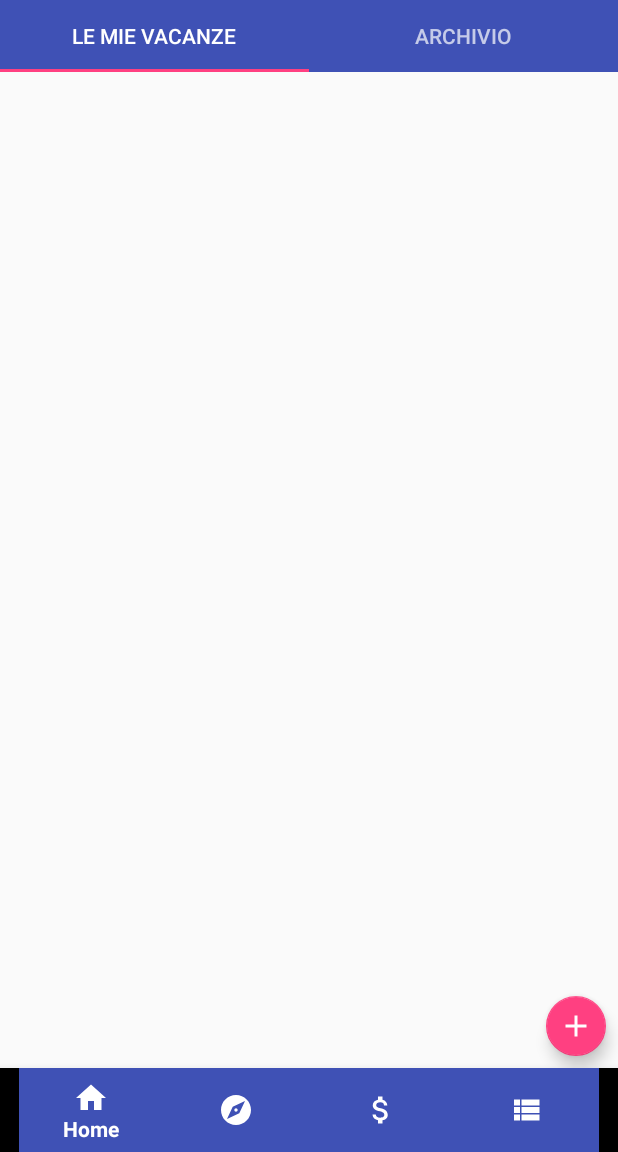
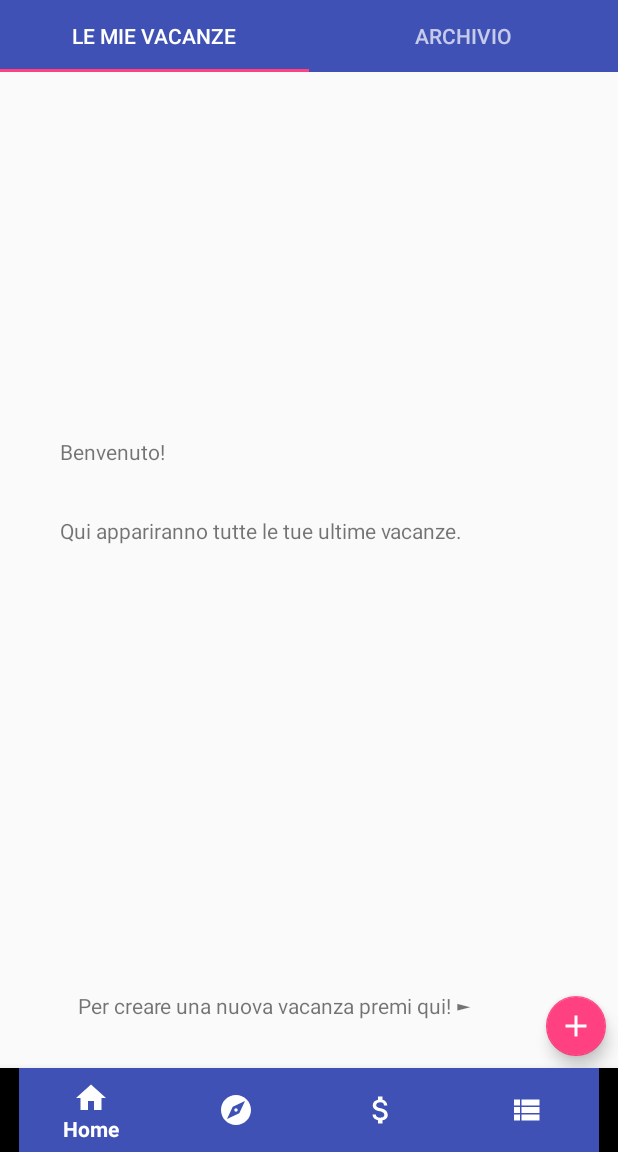
Before and after one commit to RiccardoBiffi/Vacation_Friend, an Android app: the screen it shows after launch (VacationList), on a phone screen of 412 x 824 dp, the part 84-1236 px from its top. Run offline under Robolectric (Android 15) with nearby library versions, the phone set to English and light mode, and no system bars; our stand-ins replace Room's generated code; libraries missing offline, so code that uses them is left out: android.arch.persistence.

Commit message:
Aggiunta view in caso che la collezione di vacanze sia vuota. Sarà da fare bene il layout, perso tempo per freccia. Manca da collegare gli onclick ad eventi veri, aggiungere il footer per evitare che il floating botton occluda, aggiungere i campi obbligatori alla nuova vacanza e fare bene il layout.

```diff
--- a/app/src/main/java/com/rbiffi/vacationfriend/Repository/IVacationDao.java
+++ b/app/src/main/java/com/rbiffi/vacationfriend/Repository/IVacationDao.java
@@ -29,6 +29,9 @@ public interface IVacationDao {
     @Query("SELECT * FROM Vacation WHERE date('now') > :endDate")
     List<VacationLite> getEndedVacations(String endDate);
 
+    @Query("SELECT * FROM Vacation WHERE isAchieved = 1")
+    List<VacationLite> getAchievedVacations();
+
     @Query("SELECT * from Vacation ORDER BY name ASC")
     LiveData<List<VacationLite>> getAllVacations();
 
--- a/app/src/main/java/com/rbiffi/vacationfriend/Repository/Vacation.java
+++ b/app/src/main/java/com/rbiffi/vacationfriend/Repository/Vacation.java
@@ -22,8 +22,11 @@ public class Vacation {
     @NonNull
     public Date endDate;
 
+    public Uri photo;
+    public String note;
+    public Boolean isAchieved;
+
     //@Relation(parentColumn = "id", entityColumn = "vacationId")
     //public List<Participant> participants;
-    public Uri photo;
-    public String note;
+
 }
--- a/app/src/main/java/com/rbiffi/vacationfriend/Repository/VacationDatabase.java
+++ b/app/src/main/java/com/rbiffi/vacationfriend/Repository/VacationDatabase.java
@@ -19,7 +19,7 @@ import java.text.SimpleDateFormat;
 
 @Database(entities = {
         Vacation.class,
-        Participant.class}, version = 2)
+        Participant.class}, version = 3)
 @TypeConverters({Converters.class})
 public abstract class VacationDatabase extends RoomDatabase {
 
@@ -60,7 +60,7 @@ public abstract class VacationDatabase extends RoomDatabase {
         @Override
         protected Void doInBackground(final Void... vacations) {
             vDao.deleteAll();
-
+            /*
             DateFormat format = new SimpleDateFormat("dd/MM/yyyy");
 
             Vacation v = new Vacation();
@@ -79,6 +79,7 @@ public abstract class VacationDatabase extends RoomDatabase {
             }
             v.photo = Uri.parse("android.resource://com.rbiffi.vacationfriend/" + R.drawable.vacation_photo);
             v.note = "Prima prova";
+            v.achived = false;
             vDao.insert(v);
 
             v = new Vacation();
@@ -97,8 +98,9 @@ public abstract class VacationDatabase extends RoomDatabase {
             }
             v.photo = Uri.parse("android.resource://com.rbiffi.vacationfriend/" + R.drawable.vacation_photo1);
             v.note = "Seconda prova";
+            v.achived = false;
             vDao.insert(v);
-
+            */
             return null;
         }
     }
--- a/app/src/main/java/com/rbiffi/vacationfriend/Repository/VacationListAdapter.java
+++ b/app/src/main/java/com/rbiffi/vacationfriend/Repository/VacationListAdapter.java
@@ -18,18 +18,39 @@ import java.util.List;
 
 public class VacationListAdapter extends RecyclerView.Adapter<VacationListAdapter.VacationViewHolder> {
 
+    private static final int VIEW_TYPE_EMPTY_LIST_PLACEHOLDER = 0;
+    private static final int VIEW_TYPE_OBJECT_VIEW = 1;
+
     private final LayoutInflater inflater;
     private IClickEvents listener;
     private List<VacationLite> vacationListCache;
+
 
     public VacationListAdapter(Context context) {
         inflater = LayoutInflater.from(context);
     }
 
     @Override
+    public int getItemViewType(int position) {
+        return vacationListCache.isEmpty() ? VIEW_TYPE_EMPTY_LIST_PLACEHOLDER: VIEW_TYPE_OBJECT_VIEW;
+    }
+
+    @Override
     public VacationListAdapter.VacationViewHolder onCreateViewHolder(ViewGroup parent, int viewType) {
-        // crea nuove view
-        View view = inflater.inflate(R.layout.vacation_list_row, parent, false);
+
+        //TODO a seconda del viewtype posso creare view diverse per gli oggetti, tipo il footer
+        View view;
+        switch (viewType){
+            case VIEW_TYPE_OBJECT_VIEW:
+                view = inflater.inflate(R.layout.vacation_list_row, parent, false);
+                break;
+            case VIEW_TYPE_EMPTY_LIST_PLACEHOLDER:
+                view = inflater.inflate(R.layout.empty_vacation_list, parent, false);
+                break;
+            default:
+                view = inflater.inflate(R.layout.vacation_list_row, parent, false);
+                break;
+        }
         return new VacationViewHolder(view);
     }
 
@@ -70,7 +91,7 @@ public class VacationListAdapter extends RecyclerView.Adapter<VacationListAdapte
         } else {
             // Dati non pronti, placeholder
             holder.vacationTitleView.setText("Caricamento...");
-            //metti immagine grigia finchè non carica
+            //todo metti immagine grigia finchè non carica
         }
     }
 
@@ -104,56 +125,4 @@ public class VacationListAdapter extends RecyclerView.Adapter<VacationListAdapte
         }
     }
 
-    /*
-    public VacationListAdapter(@NonNull Context context, int resource) {
-        super(context, resource);
-    }
-
-    VacationListAdapter(Context context, int vacation_list_row, int rowText, ArrayList dataSource) {
-        super(context, vacation_list_row, rowText, dataSource);
-    }
-
-    @NonNull
-    @Override
-    public View getView(final int position, @Nullable View convertView, @NonNull final ViewGroup parent) {
-        convertView = maybeRecycleView(convertView, parent);
-
-        //Operazioni agguntive da fare alla view
-        setOverflowClickListener(position, convertView, (ListView) parent, R.id.vacationMenu);
-        setImageClickListener(position, convertView, (ListView) parent);
-
-        return convertView;
-    }
-
-    private void setImageClickListener(final int position, @NonNull View convertView, @NonNull final ListView parent) {
-        ImageView iv = convertView.findViewById(R.id.vacationImage);
-        iv.setOnClickListener(new View.OnClickListener() {
-            @Override
-            public void onClick(View view) {
-                // rimando l'evento del click al frammento.onItemCLick(). Lo gestirà lui a seconda dell'elemento cliccato
-                parent.performItemClick(view, position, 0);
-            }
-        });
-    }
-
-    private void setOverflowClickListener(final int position, @NonNull View convertView, @NonNull final ListView parent, int vacationMenu) {
-        ImageButton ib = convertView.findViewById(vacationMenu);
-        ib.setOnClickListener(new View.OnClickListener() {
-            @Override
-            public void onClick(View view) {
-                // rimando l'evento del click al frammento.onItemCLick(). Lo gestirà lui a seconda dell'elemento cliccato
-                parent.performItemClick(view, position, 0);
-            }
-        });
-    }
-
-    private View maybeRecycleView(@Nullable View convertView, @NonNull ViewGroup parent) {
-        if( convertView == null ){
-            //We must create a View:
-            LayoutInflater inflater = getActivity().getLayoutInflater();
-            convertView = inflater.inflate(R.layout.vacation_list_row, parent, false);
-        }
-        return convertView;
-    }
-    */
 }
--- a/app/src/main/java/com/rbiffi/vacationfriend/Utils/Converters.java
+++ b/app/src/main/java/com/rbiffi/vacationfriend/Utils/Converters.java
@@ -7,6 +7,17 @@ import java.util.Date;
 
 // per convertire tipi di dato da-a tipi che Room può persistere
 public class Converters {
+
+    //BOOLEAN
+    @TypeConverter
+    public static Boolean intToBoolean(int value) {
+        return value != 0;
+    }
+    @TypeConverter
+    public static int booleanToInt(Boolean bool) {
+        if(bool == null) return 0;
+        return bool ? 1 : 0;
+    }
 
     //DATE
     @TypeConverter
--- a/app/src/main/java/com/rbiffi/vacationfriend/Utils/VacationLite.java
+++ b/app/src/main/java/com/rbiffi/vacationfriend/Utils/VacationLite.java
@@ -11,5 +11,4 @@ public class VacationLite {
     public Date startDate;
     public Date endDate;
     public Uri photo;
-
 }
--- /dev/null
+++ b/app/src/main/res/drawable/ic_arrow_forward_black_24dp.xml
@@ -0,0 +1,9 @@
+<vector xmlns:android="http://schemas.android.com/apk/res/android"
+        android:width="24dp"
+        android:height="24dp"
+        android:viewportWidth="24.0"
+        android:viewportHeight="24.0">
+    <path
+        android:fillColor="#FF000000"
+        android:pathData="M12,4l-1.41,1.41L16.17,11H4v2h12.17l-5.58,5.59L12,20l8,-8z"/>
+</vector>
--- /dev/null
+++ b/app/src/main/res/layout/empty_vacation_list.xml
@@ -0,0 +1,64 @@
+<?xml version="1.0" encoding="utf-8"?>
+<android.support.constraint.ConstraintLayout
+    xmlns:android="http://schemas.android.com/apk/res/android"
+    xmlns:app="http://schemas.android.com/apk/res-auto"
+    xmlns:tools="http://schemas.android.com/tools"
+    android:layout_width="match_parent"
+    android:layout_height="match_parent"
+    tools:showIn="@layout/fragment_recenti"
+    android:padding="32dp"
+    >
+
+    <TextView
+        android:id="@+id/textView8"
+        android:layout_width="0dp"
+
+        android:layout_height="wrap_content"
+        android:layout_marginBottom="8dp"
+        android:layout_marginEnd="8dp"
+        android:layout_marginLeft="8dp"
+        android:layout_marginRight="8dp"
+        android:layout_marginStart="8dp"
+        android:layout_marginTop="8dp"
+        android:gravity="start"
+        android:text="Benvenuto!"
+        app:layout_constraintBottom_toBottomOf="parent"
+        app:layout_constraintEnd_toEndOf="parent"
+        app:layout_constraintHorizontal_bias="0.52"
+        app:layout_constraintStart_toStartOf="parent"
+        app:layout_constraintTop_toTopOf="parent"
+        app:layout_constraintVertical_bias="0.36" />
+
+    <TextView
+        android:id="@+id/textView5"
+        android:layout_width="match_parent"
+
+        android:layout_height="wrap_content"
+
+        android:layout_marginBottom="8dp"
+        android:layout_marginEnd="8dp"
+        android:layout_marginLeft="8dp"
+        android:layout_marginRight="8dp"
+        android:layout_marginStart="8dp"
+        android:layout_marginTop="8dp"
+        android:gravity="start"
+        android:text="Qui appariranno tutte le tue ultime vacanze."
+        app:layout_constraintBottom_toTopOf="@+id/textView7"
+        app:layout_constraintEnd_toEndOf="parent"
+        app:layout_constraintStart_toStartOf="parent"
+        app:layout_constraintTop_toBottomOf="@+id/textView8"
+        app:layout_constraintVertical_bias="0.07999998" />
+
+    <TextView
+        android:id="@+id/textView7"
+        android:layout_width="308dp"
+
+        android:layout_height="19dp"
+
+        android:gravity="start"
+        android:text="Per creare una nuova vacanza premi qui! ►"
+        app:layout_constraintBottom_toBottomOf="parent"
+        app:layout_constraintEnd_toEndOf="parent"
+        app:layout_constraintStart_toStartOf="parent" />
+
+</android.support.constraint.ConstraintLayout>
--- a/app/src/main/res/layout/fragment_recenti.xml
+++ b/app/src/main/res/layout/fragment_recenti.xml
@@ -20,6 +20,14 @@
         />
 
     <include
+        android:id="@+id/empty_list"
+        layout="@layout/empty_vacation_list"
+        android:layout_width="match_parent"
+        android:layout_height="match_parent"
+
+        />
+
+    <include
         android:id="@+id/floatingActionButton"
         layout="@layout/floating_action_button"
 
```
